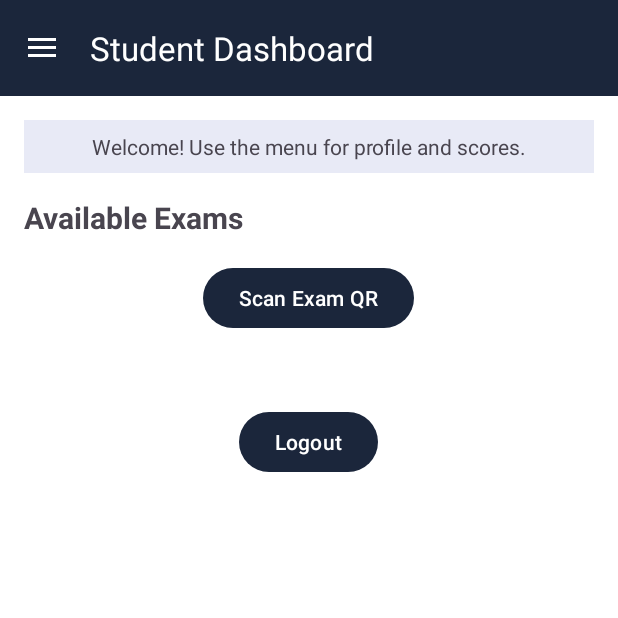
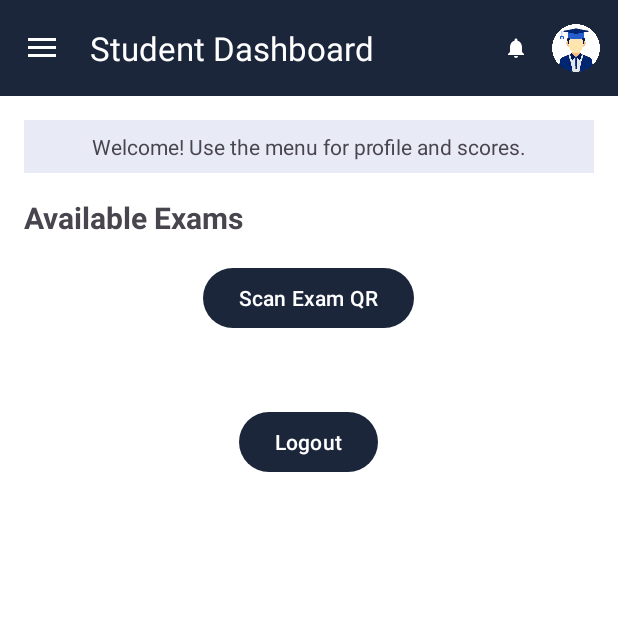
Before and after one commit to melbournebiticon/NextGenApp, an Android app: the StudentDashboardActivity screen opened directly, with no data from a screen before it, on a phone screen of 412 x 824 dp, the top half of it. Run offline under Robolectric (Android 15) with nearby library versions, the phone set to English and light mode, and no system bars; our stand-ins replace Firebase (no records; nobody signed in at launch, a user with empty details on screens opened directly).

Commit message:
CreateActivityActivity.java StudentDashboardActivity.java toolbar_action_menu.xml
drawable\bell_icon.xml
layout\layout_bell_with_badge.xml
C:\Users\Userdrawable\red_circle.xml

BELL

```diff
--- a/app/src/main/java/com/example/nextgen/student/StudentDashboardActivity.java
+++ b/app/src/main/java/com/example/nextgen/student/StudentDashboardActivity.java
@@ -44,6 +44,9 @@ import java.util.concurrent.TimeUnit;
 import java.text.SimpleDateFormat;
 import java.util.Date;
 import java.util.Locale;
+import android.content.SharedPreferences;
+import com.google.firebase.database.ChildEventListener;
+
 
 
 public class StudentDashboardActivity extends AppCompatActivity
@@ -81,6 +84,10 @@ public class StudentDashboardActivity extends AppCompatActivity
     private Handler handler = new Handler();
     private Runnable examRefreshRunnable;
     private final int REFRESH_INTERVAL = 3000;
+    private TextView bellBadge;
+    private DatabaseReference activitiesRef;
+
+
 
     @Override
     protected void onCreate(Bundle savedInstanceState) {
@@ -160,7 +167,11 @@ public class StudentDashboardActivity extends AppCompatActivity
                                     startPeriodicExamFetch(student);
 
                                     showStudentSubjects();
+                                    initActivityNotificationListener(student);
                                 }
+
+
+
                             }
                         } else {
                             Toast.makeText(StudentDashboardActivity.this, "Student record not found", Toast.LENGTH_SHORT).show();
@@ -553,10 +564,74 @@ public class StudentDashboardActivity extends AppCompatActivity
                     public void onCancelled(@NonNull DatabaseError error) { }
                 });
     }
+    private void initActivityNotificationListener(StudentModel student) {
+
+        bellBadge = findViewById(R.id.bellBadge); // make sure you have a TextView over bell icon in XML
+        activitiesRef = FirebaseDatabase.getInstance().getReference("Activities");
+
+        String studentCourse = student.getCourseName()
+                + " - " + student.getSpecializationName()
+                + " - " + student.getYearName()
+                + " - " + student.getSectionName();
+
+        activitiesRef.addChildEventListener(new ChildEventListener() {
+            @Override
+            public void onChildAdded(@NonNull DataSnapshot snapshot, String previousChildName) {
+                String courseDisplay = snapshot.child("courseDisplay").getValue(String.class);
+
+                if (courseDisplay != null && courseDisplay.equals(studentCourse)) {
+                    incrementBellNotification();
+                }
+            }
+
+            @Override public void onChildChanged(@NonNull DataSnapshot snapshot, String s) {}
+            @Override public void onChildRemoved(@NonNull DataSnapshot snapshot) {}
+            @Override public void onChildMoved(@NonNull DataSnapshot snapshot, String s) {}
+            @Override public void onCancelled(@NonNull DatabaseError error) {}
+        });
+
+        updateBellBadge();
+    }
+    private void incrementBellNotification() {
+        SharedPreferences prefs = getSharedPreferences("notif_prefs", MODE_PRIVATE);
+        int count = prefs.getInt("bell_count", 0);
+        prefs.edit().putInt("bell_count", count + 1).apply();
+        updateBellBadge();
+    }
+
+    private void updateBellBadge() {
+        SharedPreferences prefs = getSharedPreferences("notif_prefs", MODE_PRIVATE);
+        int count = prefs.getInt("bell_count", 0);
+
+        if (count > 0) {
+            bellBadge.setVisibility(View.VISIBLE);
+            bellBadge.setText(String.valueOf(count));
+        } else {
+            bellBadge.setVisibility(View.GONE);
+        }
+    }
+    @Override
+    public boolean onCreateOptionsMenu(Menu menu) {
+        getMenuInflater().inflate(R.menu.toolbar_action_menu, menu);
 
 
+        MenuItem notifItem = menu.findItem(R.id.action_notifications);
+        View actionView = notifItem.getActionView();
 
+        bellBadge = actionView.findViewById(R.id.bellBadge);
 
+        actionView.setOnClickListener(v -> {
+            onOptionsItemSelected(notifItem);
+
+            // reset notification count when opened
+            SharedPreferences prefs = getSharedPreferences("notif_prefs", MODE_PRIVATE);
+            prefs.edit().putInt("bell_count", 0).apply();
+            updateBellBadge();
+        });
+
+        updateBellBadge();  // initial update after load
+        return true;
+    }
 
 
 
--- a/app/src/main/java/com/example/nextgen/teacher/CreateActivityActivity.java
+++ b/app/src/main/java/com/example/nextgen/teacher/CreateActivityActivity.java
@@ -254,6 +254,8 @@ public class CreateActivityActivity extends AppCompatActivity {
         activityMap.put("createdAt", System.currentTimeMillis());
         activityMap.put("mainTerm", selectedMainTerm);
         activityMap.put("subTerm", selectedSubTerm);
+        activityMap.put("timestamp", System.currentTimeMillis());
+
 
 
         if (activityId != null) {
--- /dev/null
+++ b/app/src/main/res/drawable/bell_icon.xml
@@ -0,0 +1,11 @@
+<?xml version="1.0" encoding="utf-8"?>
+<vector xmlns:android="http://schemas.android.com/apk/res/android"
+    android:width="24dp"
+    android:height="24dp"
+    android:viewportWidth="24"
+    android:viewportHeight="24">
+
+    <path
+        android:fillColor="#FFFDFD"
+        android:pathData="M12,22c1.1,0 2,-0.9 2,-2h-4c0,1.1 0.9,2 2,2zM18,16v-5c0,-3.07 -1.63,-5.64 -4.5,-6.32V4c0,-0.83 -0.67,-1.5 -1.5,-1.5S10.5,3.17 10.5,4v0.68C7.63,5.36 6,7.92 6,11v5l-1.99,2v1h16v-1L18,16z"/>
+</vector>
--- /dev/null
+++ b/app/src/main/res/drawable/red_circle.xml
@@ -0,0 +1,9 @@
+<?xml version="1.0" encoding="utf-8"?>
+<shape xmlns:android="http://schemas.android.com/apk/res/android"
+    android:shape="oval">
+
+    <solid android:color="#FF0000"/> <!-- Red color -->
+    <size
+        android:width="16dp"
+        android:height="16dp"/> <!-- Size of the badge -->
+</shape>
--- /dev/null
+++ b/app/src/main/res/layout/layout_bell_with_badge.xml
@@ -0,0 +1,25 @@
+<?xml version="1.0" encoding="utf-8"?>
+<FrameLayout xmlns:android="http://schemas.android.com/apk/res/android"
+    android:layout_width="wrap_content"
+    android:layout_height="wrap_content">
+
+    <ImageView
+        android:id="@+id/bellIcon"
+        android:layout_width="24dp"
+        android:layout_height="24dp"
+        android:src="@drawable/bell_icon"
+        android:padding="4dp" />
+
+    <TextView
+        android:id="@+id/bellBadge"
+        android:layout_width="18dp"
+        android:layout_height="18dp"
+        android:background="@drawable/red_circle"
+        android:gravity="center"
+        android:textColor="@android:color/white"
+        android:textSize="10sp"
+        android:layout_gravity="top|end"
+        android:visibility="gone"
+        android:translationX="4dp"
+        android:translationY="-4dp"/>
+</FrameLayout>
--- a/app/src/main/res/menu/toolbar_action_menu.xml
+++ b/app/src/main/res/menu/toolbar_action_menu.xml
@@ -3,8 +3,16 @@
     xmlns:app="http://schemas.android.com/apk/res-auto">
 
     <item
+        android:id="@+id/action_notifications"
+        android:title="Notifications"
+        android:icon="@drawable/bell_icon"
+        app:showAsAction="always"
+        app:actionLayout="@layout/layout_bell_with_badge" />
+
+    <item
         android:id="@+id/action_profile"
         android:icon="@drawable/tc_profile"
-    android:title="Profile"
-    app:showAsAction="always" />
+        android:title="Profile"
+        app:showAsAction="always" />
+
 </menu>
```
